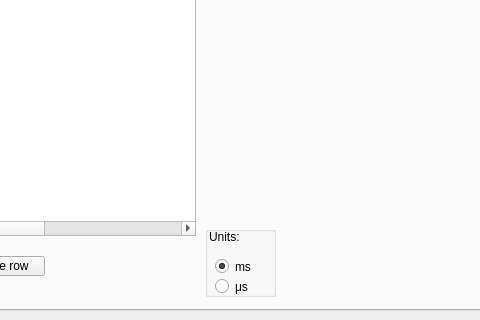
The window that form.ui (timesama/M2-Approach) describes before a commit, drawn with Qt 5; both pictures show x 277 to 757 and y 480 to 800 of the 1280 by 800 pixel window.
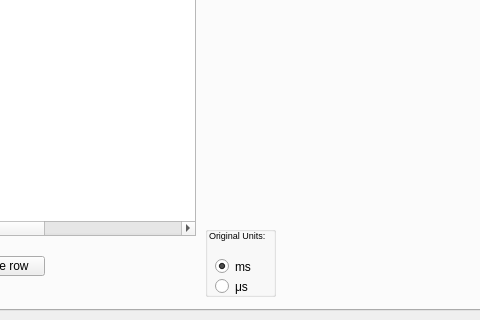
The same window after the commit. The open tabs and pages were chosen to show the change. Icons and pictures are not drawn. Custom widgets are drawn as their Qt base class.

Commit message: The T1 and T2 section is ready

The edit to the form file:
```diff
--- a/form.ui
+++ b/form.ui
@@ -1174,9 +1174,14 @@
          <x>0</x>
          <y>0</y>
          <width>71</width>
-         <height>21</height>
+         <height>31</height>
         </rect>
        </property>
+       <property name="font">
+        <font>
+         <pointsize>6</pointsize>
+        </font>
+       </property>
        <property name="mouseTracking">
         <bool>false</bool>
        </property>
@@ -1211,8 +1216,8 @@
 hr { height: 1px; border-width: 0; }
 li.unchecked::marker { content: &quot;\2610&quot;; }
 li.checked::marker { content: &quot;\2612&quot;; }
-&lt;/style&gt;&lt;/head&gt;&lt;body style=&quot; font-family:'Segoe UI'; font-size:9pt; font-weight:400; font-style:normal;&quot;&gt;
-&lt;p style=&quot; margin-top:0px; margin-bottom:0px; margin-left:0px; margin-right:0px; -qt-block-indent:0; text-indent:0px;&quot;&gt;Units:&lt;/p&gt;&lt;/body&gt;&lt;/html&gt;</string>
+&lt;/style&gt;&lt;/head&gt;&lt;body style=&quot; font-family:'Segoe UI'; font-size:6pt; font-weight:400; font-style:normal;&quot;&gt;
+&lt;p style=&quot; margin-top:0px; margin-bottom:0px; margin-left:0px; margin-right:0px; -qt-block-indent:0; text-indent:0px;&quot;&gt;&lt;span style=&quot; font-size:7pt;&quot;&gt;Original Units:&lt;/span&gt;&lt;/p&gt;&lt;/body&gt;&lt;/html&gt;</string>
        </property>
        <property name="textInteractionFlags">
         <set>Qt::NoTextInteraction</set>
```
Left out of the diff: 2 changed lines with no effect on the pictures. The commit also changes 2 other files.
